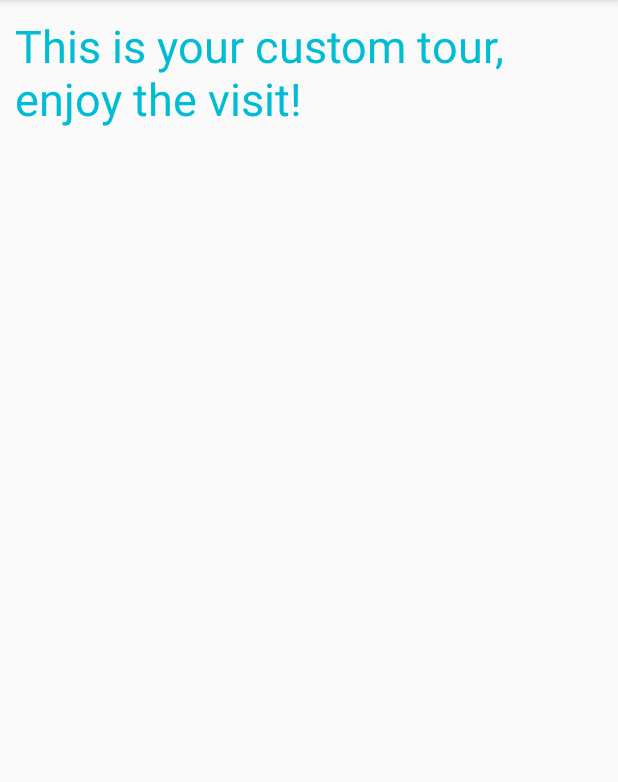
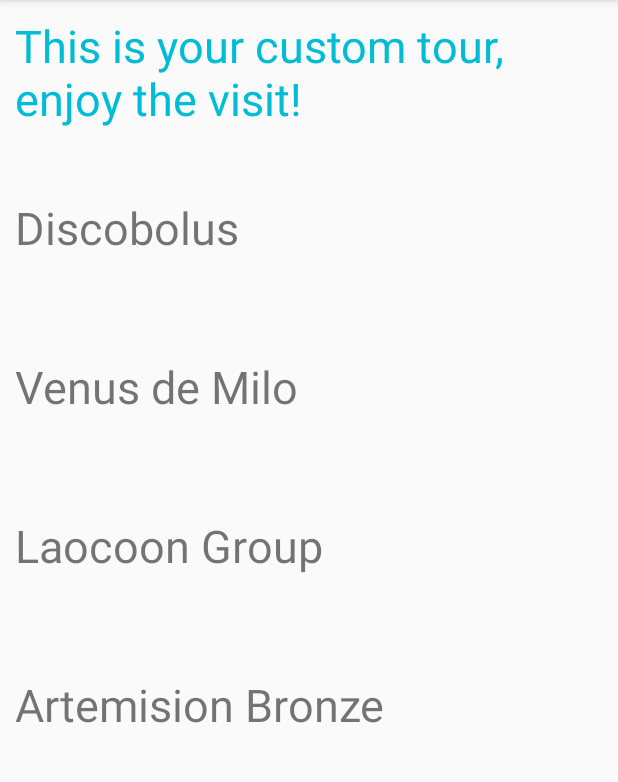
Before and after one commit to stefanofoti/musa, an Android app: the ActivityTour screen opened directly, with no data from a screen before it, on a phone screen of 412 x 824 dp, the part 84-866 px from its top. Run offline under Robolectric (Android 15) with nearby library versions, the phone set to English and light mode, and no system bars; libraries missing offline, so code that uses them is left out: org.altbeacon.beacon; 9 statements that could not run were skipped.

Commit message:
GET and POST should be fixed. JSON parsing added

```diff
--- a/musa-client-native/MusaClient/app/src/main/java/it/musa/client/activity/ActivityCollecting.java
+++ b/musa-client-native/MusaClient/app/src/main/java/it/musa/client/activity/ActivityCollecting.java
@@ -35,7 +35,7 @@ public class ActivityCollecting extends AppCompatActivity {
 
         // Create an AltBeacon BLE beacon
         Beacon beacon = new Beacon.Builder()
-                .setId1("2f234454-cf6d-4a0f-adf2-f4911ba9ffa6")
+                .setId1("bbbbbbbbbbbbbbbbbbbbbbbbbbbbbbbbbbb")
                 .setId2("1")
                 .setId3("2")
                 .setManufacturer(0x0118)    // Radius network
--- a/musa-client-native/MusaClient/app/src/main/java/it/musa/client/activity/ActivityTour.java
+++ b/musa-client-native/MusaClient/app/src/main/java/it/musa/client/activity/ActivityTour.java
@@ -14,6 +14,8 @@ import android.widget.TextView;
 import org.altbeacon.beacon.Beacon;
 import org.altbeacon.beacon.BeaconParser;
 import org.altbeacon.beacon.BeaconTransmitter;
+import org.json.JSONException;
+import org.json.JSONObject;
 
 import java.io.BufferedInputStream;
 import java.io.BufferedReader;
@@ -54,7 +56,7 @@ public class ActivityTour extends AppCompatActivity {
 
         // Create an AltBeacon BLE beacon
         Beacon beacon = new Beacon.Builder()
-                .setId1("2f234454-cf6d-4a0f-adf2-f4911ba9ffa6")
+                .setId1("bbbbbbbbbbbbbbbbbbbbbbbbbbbbbbbbbbb")
                 .setId2("1")
                 .setId3("2")
                 .setManufacturer(0x0118)    // Radius network
@@ -86,7 +88,7 @@ public class ActivityTour extends AppCompatActivity {
         protected void onPreExecute() {
             super.onPreExecute();
 
-            pd = new ProgressDialog(ActivityTour.this);
+            pd = new ProgressDialog(Applicazione.getInstance().getCurrentActivity());
             pd.setMessage("Please wait");
             pd.setCancelable(false);
             pd.show();
@@ -99,7 +101,7 @@ public class ActivityTour extends AppCompatActivity {
             BufferedReader reader = null;
             HttpURLConnection conn = null;
 
-            try {
+            /*try {
 
                 //Retrieve tourID   azureGETTourURL/tourID
                 String tourID = (String) Applicazione.getInstance().getModello().getBean("tourID");
@@ -125,8 +127,9 @@ public class ActivityTour extends AppCompatActivity {
 
             } catch (Exception e) {
                 e.printStackTrace();
-            }
-            return null;
+            }*/
+            return "{\"ID\":\"IDa\",\"Name\":\"The Welcome Tour\",\"TourArtworks\":\"Discobolus$Venus de Milo$Laocoon Group$Artemision Bronze\"}";
+            //return result
         }
 
         @Override
@@ -135,7 +138,19 @@ public class ActivityTour extends AppCompatActivity {
             if (pd.isShowing()){
                 pd.dismiss();
             }
-            txtJson.setText(result);
+
+            try {
+
+                // Retrieve JSONObject from GET, extract artoworks and display them (result)
+                JSONObject jsonObject = new JSONObject("{\"ID\":\"IDa\",\"Name\":\"The Welcome Tour\",\"TourArtworks\":\"Discobolus$Venus de Milo$Laocoon Group$Artemision Bronze\"}");
+                String artworks = jsonObject.getString("TourArtworks");
+                String[] artworksArray = artworks.split("\\$");
+                for (int i = 0; i < artworksArray.length; i++) {
+                    txtJson.append("\n"+artworksArray[i] + "\n\n");
+                }
+            } catch (JSONException e) {
+                e.printStackTrace();
+            }
 
             // TODO: this needs to be done well -> parse JSON and for each artwork show basic info
         }
--- a/musa-client-native/MusaClient/app/src/main/res/layout/vista_survey.xml
+++ b/musa-client-native/MusaClient/app/src/main/res/layout/vista_survey.xml
@@ -76,6 +76,7 @@
                 android:layout_height="wrap_content"
                 android:layout_marginLeft="20sp"
                 android:layout_marginStart="20sp"
+                android:onClick="onRadioButtonGenderClicked"
                 android:text="@string/survey_gender_male_button" />
         </RadioGroup>
 
@@ -262,7 +263,7 @@
                 android:layout_width="wrap_content"
                 android:layout_height="wrap_content"
                 android:onClick="onRadioButtonTimeClicked"
-                android:text="@string/survey_hour_button" />
+                android:text="@string/survey_more_hours_time_button" />
 
         </RadioGroup>
 
--- a/musa-client-native/MusaClient/app/src/main/res/layout/vista_tour.xml
+++ b/musa-client-native/MusaClient/app/src/main/res/layout/vista_tour.xml
@@ -27,7 +27,6 @@
             android:layout_marginLeft="10dp"
             android:layout_marginTop="10dp"
             android:layout_marginRight="10dp"
-            android:text="Vista tour"
             android:textSize="30sp" />
 
     </LinearLayout>
```
Also changed, not shown: musa-client-native/MusaClient/app/src/main/java/it/musa/client/controllo/ControlloSurvey.java (+30 -13 lines).
